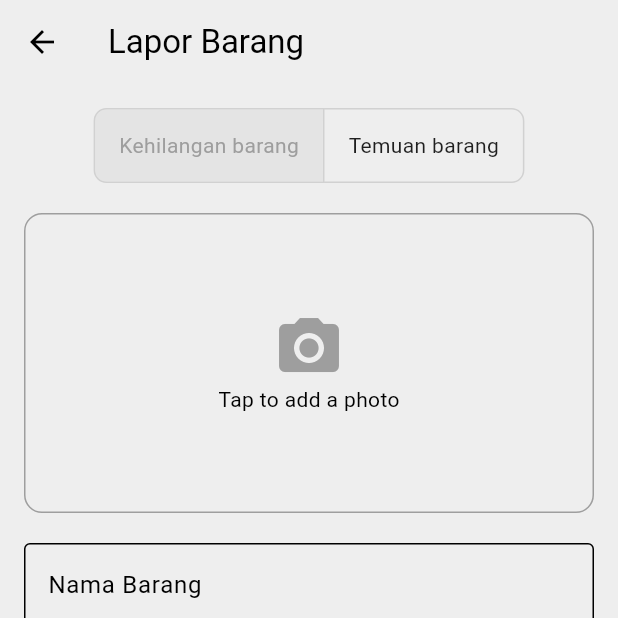
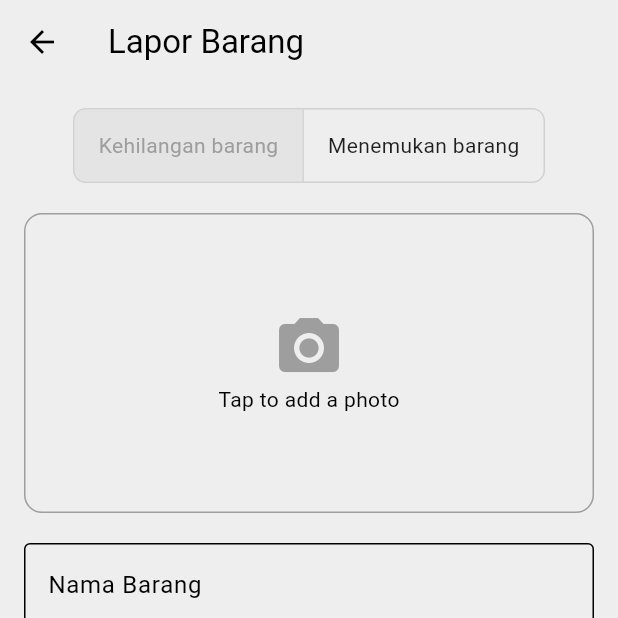
Before and after one commit to MafariT/flutter-lost-and-found, a Flutter app: the AddItemPage screen opened directly, on a phone screen of 412 x 824 dp, the top half of it. Run offline on Flutter 3.47's test engine with Material 3 defaults, Android fonts, the phone set to English and light mode, and no system bars; our stand-ins replace flutter_dotenv, flutter_riverpod, image_picker, supabase_flutter; accounts and stored records are empty; network calls fail; statements that could not run were skipped.

Commit message:
add item part 2

```diff
--- a/lib/pages/add_item_page.dart
+++ b/lib/pages/add_item_page.dart
@@ -135,7 +135,7 @@ class _AddItemPageState extends State<AddItemPage> {
                     ),
                     Padding(
                       padding: EdgeInsets.symmetric(horizontal: 16),
-                      child: Text('Temuan barang'),
+                      child: Text('Menemukan barang'),
                     ),
                   ],
                 ),
```
